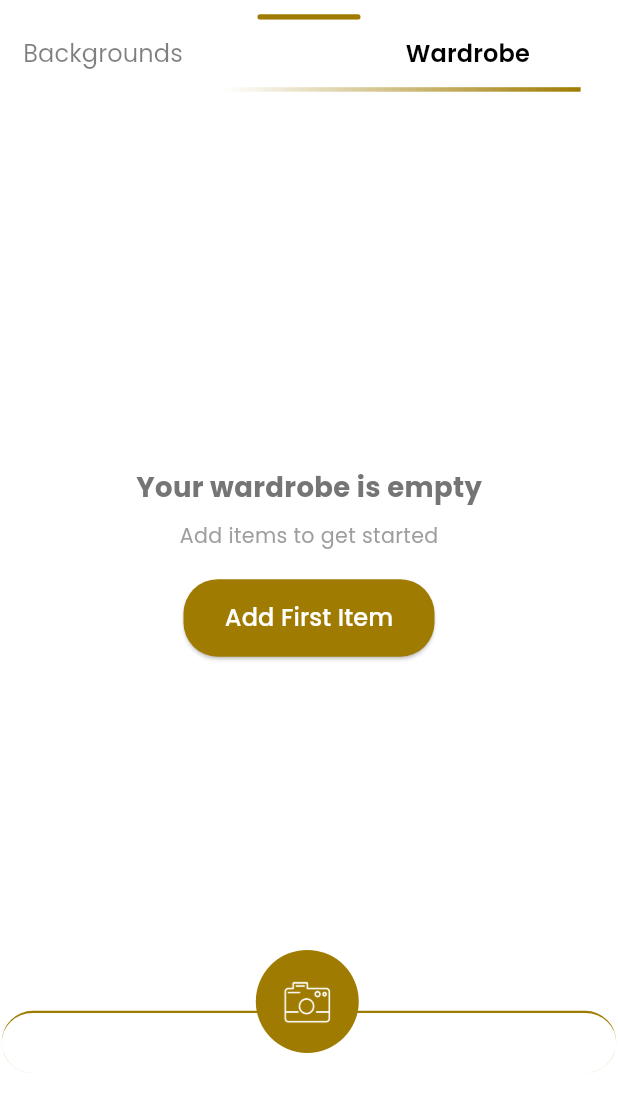
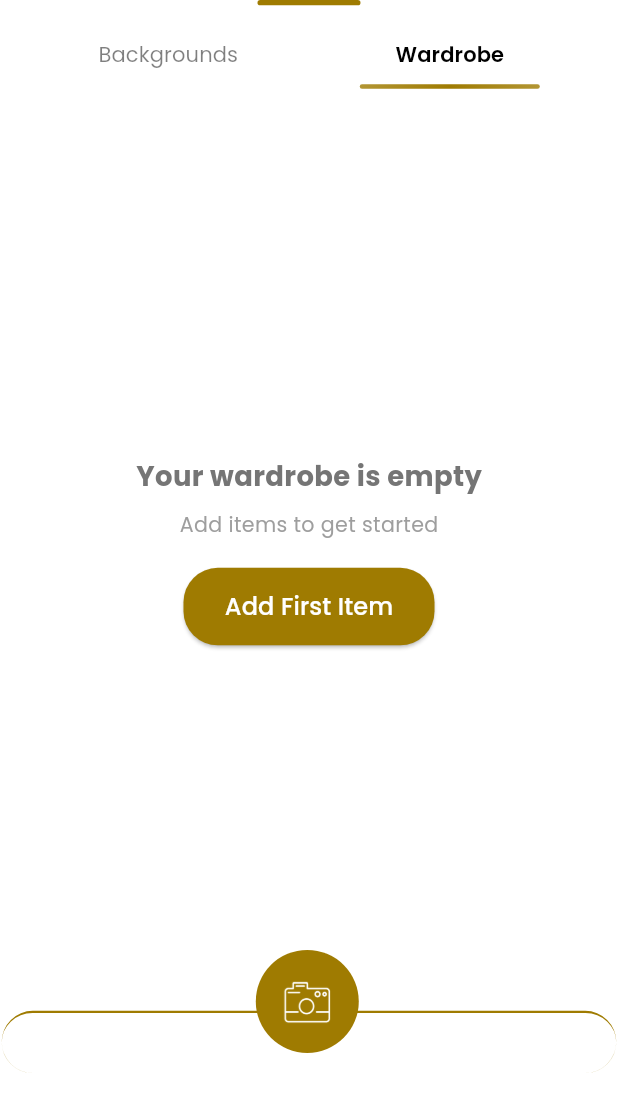
Before and after one commit to daniyalqamar1007/fitlit_app, a Flutter app: the BackgroundSelectionSheet widget shown alone on an empty page, opened directly with empty values, tab 2 chosen, on a phone screen of 412 x 824 dp. Shown: the top 1112 px of the screen. Run offline on Flutter 3.47's test engine with Material 3 defaults, Android fonts, the phone set to English and light mode, and no system bars; our stand-ins replace cached_network_image, connectivity_plus, curved_navigation_bar, dio, flutter_screenutil, font_awesome_flutter and 8 more; accounts and stored records are empty; generated files the repository leaves out were written again; network calls fail.

Commit message:
just set the ui

```diff
--- a/lib/view/Screens/Dashboard/selectbackground.dart
+++ b/lib/view/Screens/Dashboard/selectbackground.dart
@@ -1461,6 +1461,7 @@ print(image?.path);
   @override
   Widget build(BuildContext context) {
     final localizations = AppLocalizations.of(context)!;
+
     return Container(
       height: Responsive.height(600),
       decoration: BoxDecoration(
@@ -1471,10 +1472,8 @@ print(image?.path);
       ),
       child: Column(
         children: [
-          SizedBox(height: Responsive.height(8),),
           // Handle bar
           Container(
-
             width: Responsive.width(60),
             height: Responsive.height(3),
             decoration: BoxDecoration(
@@ -1482,52 +1481,44 @@ print(image?.path);
               borderRadius: BorderRadius.circular(Responsive.radius(10)),
             ),
           ),
-
+          SizedBox(height: Responsive.height(8)),
+
+          // Tab Bar
           Container(
-
-            decoration: BoxDecoration(
-              color: Colors.white,
-              borderRadius: BorderRadius.circular(Responsive.radius(10)),
-            ),
-            child:TabBar(
+            padding: EdgeInsets.symmetric(horizontal: Responsive.width(16)),
+            child: TabBar(
               controller: _tabController,
-              indicator: GradientHalfScreenTabIndicator(
+              indicator: CenteredTabIndicator(
                 color: appcolor,
-                tabController: _tabController,
-              ),
+                indicatorHeight: 3,
+                indicatorWidth: 120,
+                radius: 2,
+              ),
+              indicatorWeight: 0, // Removes default indicator
+              indicatorSize: TabBarIndicatorSize.tab,
+
+              dividerColor: Colors.transparent,
               labelColor: Colors.black,
-              // Remove fixed symmetric padding and handle spacing in the tabs themselves
-              labelPadding: EdgeInsets.zero, // Reset to zero since we'll handle it in tabs
               unselectedLabelColor: Colors.black.withOpacity(0.5),
-              dividerColor: Colors.transparent,
+              // labelPadding: const EdgeInsets.only(bottom: 8),
               labelStyle: GoogleFonts.poppins(
-                fontSize: Responsive.fontSize(14),
+                fontSize: 14,
                 fontWeight: FontWeight.w600,
               ),
               unselectedLabelStyle: GoogleFonts.poppins(
-                fontSize: Responsive.fontSize(14),
+                fontSize: 14,
                 fontWeight: FontWeight.normal,
               ),
               tabs: [
-                Padding(
-                  padding: EdgeInsets.only(right: Responsive.width(60)), // Right space for first tab
-                  child: Tab(text: localizations.backgrounds),
-                ),
-                Padding(
-                  padding: EdgeInsets.only(left: Responsive.width(5)), // Left space for second tab
-                  child: Tab(text: localizations.wardrobe),
-                ),
+                Tab(text: localizations.backgrounds),
+                Tab(text: localizations.wardrobe),
               ],
             ),
           ),
 
-
-          SizedBox(height: Responsive.height(11)),
-
-          // Tab Views
+          // Tab content
           Expanded(
             child: TabBarView(
-
               controller: _tabController,
               children: [
                 _buildBackgroundTab(context),
--- a/lib/view/Widgets/tabbar_gradient.dart
+++ b/lib/view/Widgets/tabbar_gradient.dart
@@ -1,64 +1,86 @@
-import 'dart:ui';
-
 import 'package:flutter/material.dart';
 
-class GradientHalfScreenTabIndicator extends Decoration {
+class CenteredTabIndicator extends Decoration {
   final Color color;
-  final TabController tabController;
+  final double indicatorHeight;
+  final double indicatorWidth;
+  final bool isGradient;
+  final double radius;
 
-  GradientHalfScreenTabIndicator({
+  const CenteredTabIndicator({
     required this.color,
-    required this.tabController,
+    this.indicatorHeight = 3.0,
+    this.indicatorWidth = 120,
+    this.isGradient = true,
+    this.radius = 2.0,
   });
 
   @override
   BoxPainter createBoxPainter([VoidCallback? onChanged]) {
-    return _GradientHalfTabIndicatorPainter(
+    return _CenteredTabIndicatorPainter(
       color: color,
-      tabController: tabController,
+      indicatorHeight: indicatorHeight,
+      indicatorWidth: indicatorWidth,
+      isGradient: isGradient,
+      radius: radius,
     );
   }
 }
 
-class _GradientHalfTabIndicatorPainter extends BoxPainter {
+class _CenteredTabIndicatorPainter extends BoxPainter {
   final Color color;
-  final TabController tabController;
+  final double indicatorHeight;
+  final double indicatorWidth;
+  final bool isGradient;
+  final double radius;
 
-  _GradientHalfTabIndicatorPainter({
+  _CenteredTabIndicatorPainter({
     required this.color,
-    required this.tabController,
+    required this.indicatorHeight,
+    required this.indicatorWidth,
+    required this.isGradient,
+    required this.radius,
   });
+
   @override
   void paint(Canvas canvas, Offset offset, ImageConfiguration configuration) {
-    final double screenWidth = configuration.size!.width; // Total 2 tabs
-    final bool isLeft = tabController.index == 0;
+    final tabWidth = configuration.size!.width;
+    final leftOffset = (tabWidth - indicatorWidth) / 2;
 
-    final double indicatorWidth = screenWidth+60;
-    final double indicatorHeight = 3;
-
-    final double dx = isLeft ? 0 : indicatorWidth;
-
-    final Rect rect = Rect.fromLTWH(
-      dx,
+    final rect = Rect.fromLTWH(
+      offset.dx + leftOffset,
       offset.dy + configuration.size!.height - indicatorHeight,
-      isLeft?indicatorWidth-20:indicatorWidth+90,
+      indicatorWidth,
       indicatorHeight,
     );
 
+    if (isGradient) {
       final gradient = LinearGradient(
-      begin: isLeft ? Alignment.centerLeft : Alignment.centerRight,
-      end: isLeft ? Alignment.centerRight : Alignment.centerLeft,
         colors: [
+          color.withOpacity(0.8),
           color,
-        color.withOpacity(0.0),
+          color.withOpacity(0.8),
         ],
+        stops: [0.0, 0.5, 1.0],
       );
 
       final paint = Paint()
         ..shader = gradient.createShader(rect)
         ..style = PaintingStyle.fill;
 
-    canvas.drawRect(rect, paint);
+      canvas.drawRRect(
+        RRect.fromRectAndRadius(rect, Radius.circular(radius)),
+        paint,
+      );
+    } else {
+      final paint = Paint()
+        ..color = color
+        ..style = PaintingStyle.fill;
+
+      canvas.drawRRect(
+        RRect.fromRectAndRadius(rect, Radius.circular(radius)),
+        paint,
+      );
     }
-
   }
+}
```
Lines whose indentation alone changed are shown as unchanged.
